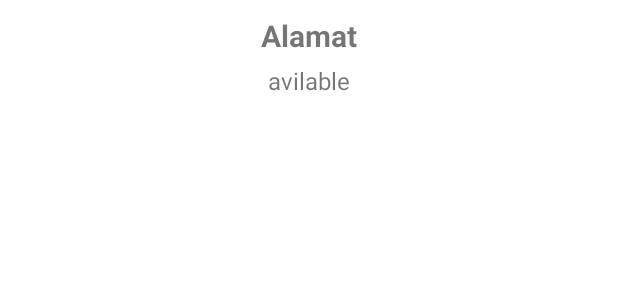
After one commit to mostafa170/introApp, an Android app: the layout item_source_news.xml on its own in the app's theme, with its tools: preview values and no code run, on a phone screen of 412 x 824 dp. The commit adds this screen. Shown: the top 300 px of the screen. Run offline under Robolectric (Android 15) with nearby library versions, the phone set to English and light mode, and no system bars.

Commit message:
add APis

```diff
--- /dev/null
+++ b/app/src/main/res/layout/item_source_news.xml
@@ -0,0 +1,40 @@
+<?xml version="1.0" encoding="utf-8"?>
+<layout xmlns:android="http://schemas.android.com/apk/res/android"
+    xmlns:app="http://schemas.android.com/apk/res-auto">
+
+    <data>
+
+    </data>
+
+    <androidx.constraintlayout.widget.ConstraintLayout
+        android:layout_width="match_parent"
+        android:layout_height="wrap_content">
+
+        <TextView
+            android:id="@+id/tv_news_nameList"
+            android:layout_width="wrap_content"
+            android:layout_height="wrap_content"
+            android:layout_marginTop="10dp"
+            android:text="Alamat"
+            android:textSize="20sp"
+            android:textStyle="bold"
+            app:layout_constraintEnd_toEndOf="parent"
+            app:layout_constraintStart_toStartOf="parent"
+            app:layout_constraintTop_toTopOf="parent" />
+
+        <TextView
+            android:id="@+id/tv_news_categoryList"
+            android:layout_width="wrap_content"
+            android:layout_height="wrap_content"
+            android:layout_marginTop="5dp"
+            android:text="avilable"
+            android:textSize="16sp"
+            android:layout_marginBottom="5dp"
+            app:layout_constraintBottom_toBottomOf="parent"
+            app:layout_constraintEnd_toEndOf="parent"
+            app:layout_constraintStart_toStartOf="parent"
+            app:layout_constraintTop_toBottomOf="@+id/tv_news_nameList" />
+
+
+    </androidx.constraintlayout.widget.ConstraintLayout>
+</layout>
--- a/app/src/main/res/values/strings.xml
+++ b/app/src/main/res/values/strings.xml
@@ -20,6 +20,4 @@
     <string name="label_reg">تسجيل</string>
 
 
-
-
 </resources>
```
Also changed, not shown: app/build.gradle (+11 -0 lines), app/src/main/AndroidManifest.xml (+4 -4 lines), app/src/main/java/com/alamat/introapp/NewsAPI/NewsSourcesActivity.java (added, +55 -0 lines), app/src/main/java/com/alamat/introapp/NewsAPI/SourceNewsApdapter.java (added, +63 -0 lines), app/src/main/java/com/alamat/introapp/NewsAPI/modelNews/SourceNewResponse.java (added, +38 -0 lines), app/src/main/java/com/alamat/introapp/NewsAPI/modelNews/SourcesItem.java (added, +97 -0 lines), app/src/main/java/com/alamat/introapp/NewsAPI/network/APICalls.java (added, +15 -0 lines), app/src/main/java/com/alamat/introapp/NewsAPI/network/ApiManager.java (added, +41 -0 lines), app/src/main/java/com/alamat/introapp/SplashActivity.java (+9 -0 lines), app/src/main/res/layout/activity_news_sources.xml (added, +25 -0 lines), app/src/main/res/layout/activity_splash.xml (+11 -0 lines).
